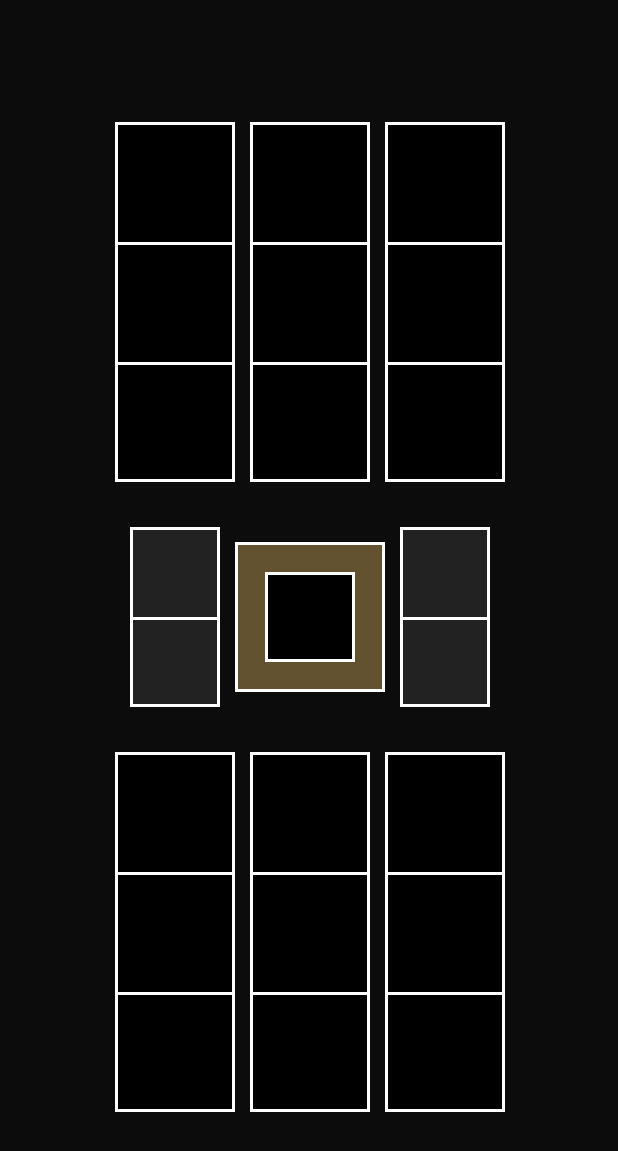
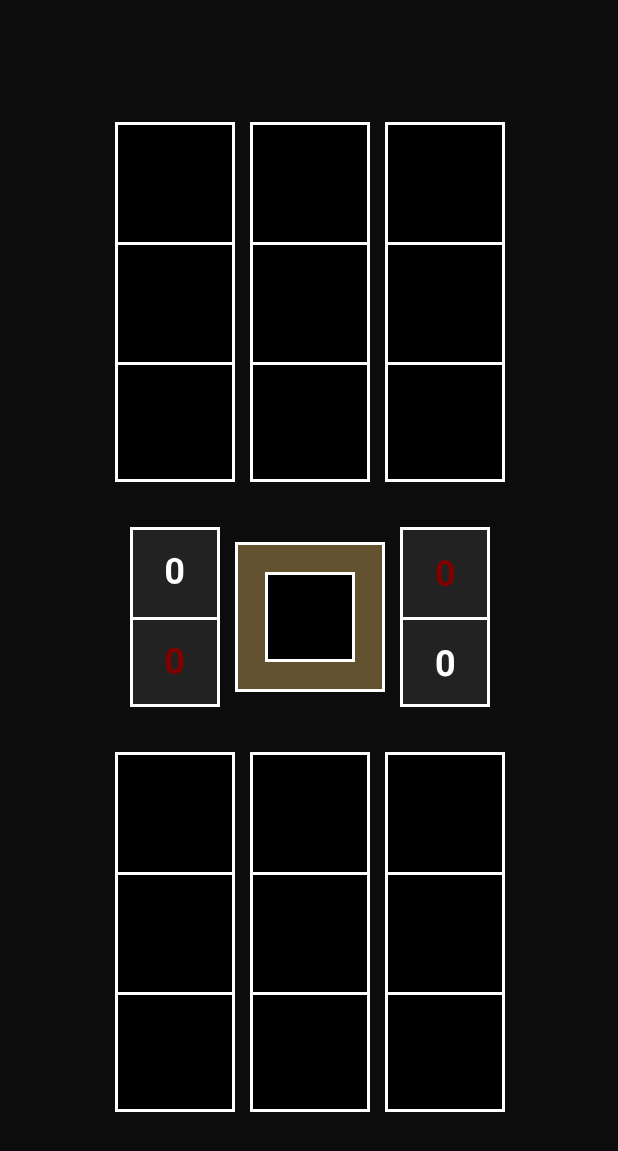
Before and after one commit to CsonkaDavid/Alberlet-Mini-Project, an Android app: the layout game_activity.xml on its own in the app's theme, with its tools: preview values and no code run, on a phone screen of 412 x 824 dp. Shown: the top 1151 px of the screen. Run offline under Robolectric (Android 15) with nearby library versions, the phone set to English and light mode, and no system bars.

Commit message:
Jatekosok pontszamlaloinak kiegeszitese

```diff
--- /dev/null
+++ b/app/app/src/main/res/drawable/scores_background_without_top_border.xml
@@ -0,0 +1,14 @@
+<?xml version="1.0" encoding="utf-8"?>
+<layer-list xmlns:android="http://schemas.android.com/apk/res/android">
+    <item
+
+        android:top="-3dp">
+
+        <shape android:shape="rectangle">
+            <solid android:color="@color/dark_gray"/>
+            <stroke
+                android:width="2dp"
+                android:color="@color/white"/>
+        </shape>
+    </item>
+</layer-list>
--- a/app/app/src/main/res/layout/game_activity.xml
+++ b/app/app/src/main/res/layout/game_activity.xml
@@ -157,9 +157,16 @@
                     android:id="@+id/player2_own_score"
                     android:layout_width="@dimen/score_size"
                     android:layout_height="@dimen/score_size"
-                    android:background="@drawable/scores_background_without_bottom_border"
+                    android:background="@drawable/scores_background_without_top_border"
                     android:ems="10"
-                    android:inputType="number" />
+                    android:inputType="number"
+                    android:rotationX="-180"
+                    android:rotationY="-180"
+                    android:text="0"
+                    android:textAlignment="center"
+                    android:textColor="@color/white"
+                    android:textSize="24sp"
+                    android:textStyle="bold" />
 
                 <EditText
                     android:id="@+id/player2_opponent_score"
@@ -167,7 +174,14 @@
                     android:layout_height="@dimen/score_size"
                     android:background="@drawable/scores_background"
                     android:ems="10"
-                    android:inputType="number" />
+                    android:inputType="number"
+                    android:rotationX="-180"
+                    android:rotationY="-180"
+                    android:text="0"
+                    android:textAlignment="center"
+                    android:textColor="@color/lighter_red"
+                    android:textSize="24sp"
+                    android:textStyle="bold" />
             </LinearLayout>
 
             <FrameLayout
@@ -197,7 +211,12 @@
                     android:layout_height="@dimen/score_size"
                     android:background="@drawable/scores_background_without_bottom_border"
                     android:ems="10"
-                    android:inputType="number" />
+                    android:inputType="number"
+                    android:text="0"
+                    android:textAlignment="center"
+                    android:textColor="@color/lighter_red"
+                    android:textSize="24sp"
+                    android:textStyle="bold" />
 
                 <EditText
                     android:id="@+id/player1_own_score"
@@ -205,7 +224,12 @@
                     android:layout_height="@dimen/score_size"
                     android:background="@drawable/scores_background"
                     android:ems="10"
-                    android:inputType="number" />
+                    android:inputType="number"
+                    android:text="0"
+                    android:textAlignment="center"
+                    android:textColor="@color/white"
+                    android:textSize="24sp"
+                    android:textStyle="bold" />
             </LinearLayout>
         </LinearLayout>
 
```
